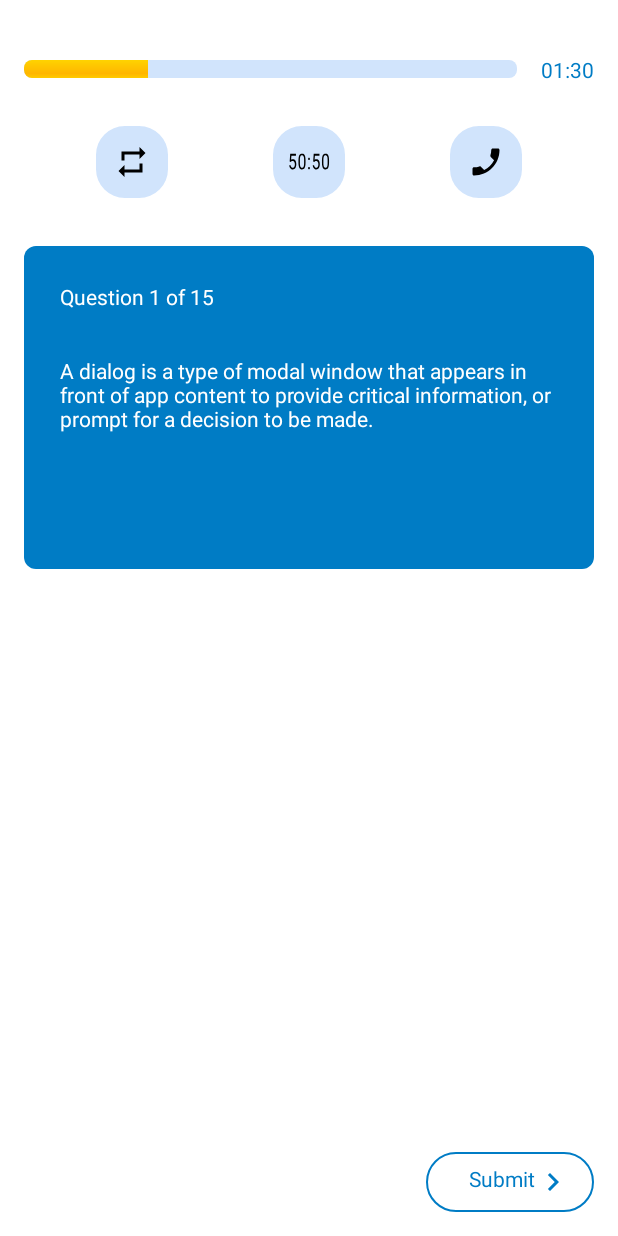
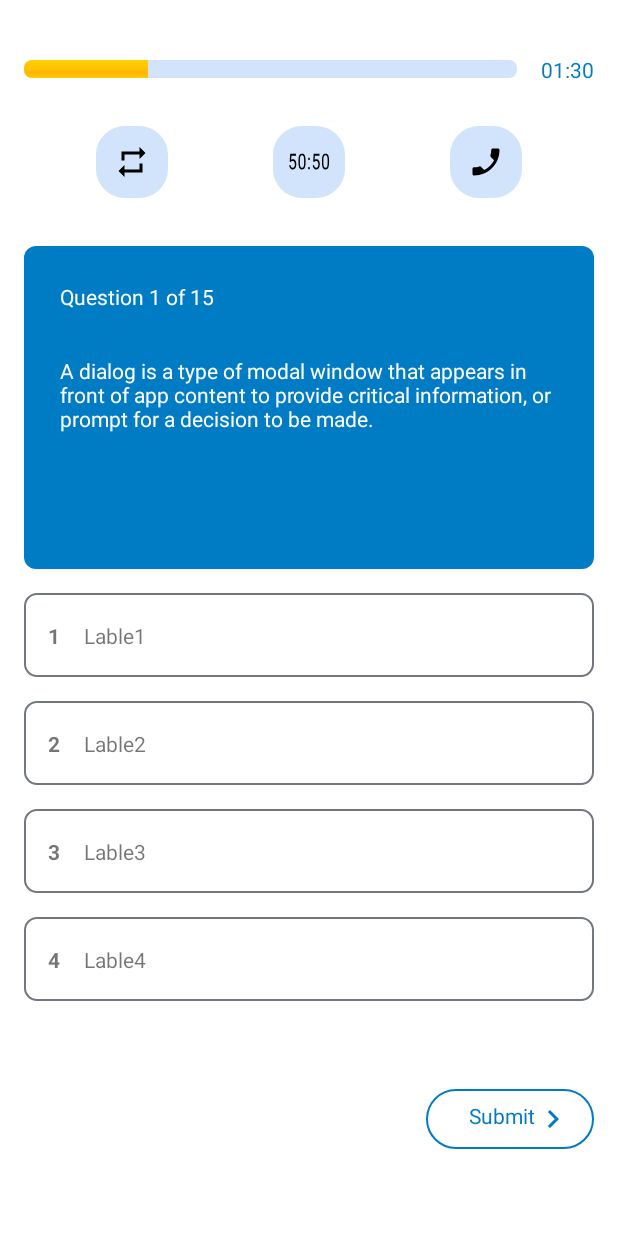
Before and after one commit to Salmon-family/One_Millon_Winner, an Android app: the GameFragment screen opened through its navigation route, on a phone screen of 412 x 824 dp. Run offline under Robolectric (Android 15) with nearby library versions, the phone set to English and light mode, and no system bars; our stand-ins replace RxJava, data binding; 3 statements that could not run were skipped.

Commit message:
add answer items and refactor names

```diff
--- a/app/src/main/java/com/example/onemillonwinner/util/BindingAdapter.kt
+++ b/app/src/main/java/com/example/onemillonwinner/util/BindingAdapter.kt
@@ -6,7 +6,7 @@ import androidx.databinding.BindingAdapter
 import com.example.onemillonwinner.R
 import com.example.onemillonwinner.data.enum.SelectAnswer
 
-@BindingAdapter(value = ["disableButton"])
+@BindingAdapter(value = ["app:disableButton"])
 fun disableButton(view: View, value: Boolean?) {
     if (value == true) {
         view.setBackgroundColor(ContextCompat.getColor(view.context, R.color.red_200))
@@ -16,7 +16,7 @@ fun disableButton(view: View, value: Boolean?) {
     }
 }
 
-@BindingAdapter(value = ["rawAnswersColor"])
+@BindingAdapter(value = ["app:rawAnswersColor"])
 fun rawAnswersColor(view: View, selectedAnswer: SelectAnswer?) {
     when (selectedAnswer) {
         SelectAnswer.UNSELECTED_ANSWER -> view.background = ContextCompat
--- a/app/src/main/res/layout/fragment_game.xml
+++ b/app/src/main/res/layout/fragment_game.xml
@@ -1,6 +1,5 @@
 <?xml version="1.0" encoding="utf-8"?>
-<layout
-    xmlns:android="http://schemas.android.com/apk/res/android"
+<layout xmlns:android="http://schemas.android.com/apk/res/android"
     xmlns:app="http://schemas.android.com/apk/res-auto">
 
     <data>
@@ -16,7 +15,7 @@
         android:padding="16dp">
 
         <ProgressBar
-            android:id="@+id/progressBar"
+            android:id="@+id/timer_progress_bar"
             style="@android:style/Widget.ProgressBar.Horizontal"
             android:layout_width="0dp"
             android:layout_height="12dp"
@@ -24,77 +23,77 @@
             android:layout_marginEnd="16dp"
             android:progress="25"
             android:progressBackgroundTint="#D1E4FC"
-            app:layout_constraintEnd_toStartOf="@+id/texTimer"
+            app:layout_constraintEnd_toStartOf="@+id/tex_timer"
             app:layout_constraintStart_toStartOf="parent"
             app:layout_constraintTop_toTopOf="parent" />
 
         <TextView
-            android:id="@+id/texTimer"
+            android:id="@+id/tex_timer"
             android:layout_width="wrap_content"
             android:layout_height="wrap_content"
             android:layout_gravity="center"
             android:text="01:30"
             android:textColor="#007CC5"
-            app:layout_constraintBottom_toBottomOf="@+id/progressBar"
+            app:layout_constraintBottom_toBottomOf="@+id/timer_progress_bar"
             app:layout_constraintEnd_toEndOf="parent"
-            app:layout_constraintTop_toTopOf="@+id/progressBar" />
+            app:layout_constraintTop_toTopOf="@+id/timer_progress_bar" />
 
         <com.google.android.material.imageview.ShapeableImageView
-            android:id="@+id/cardPhone"
+            android:id="@+id/phone_button"
             android:layout_width="48dp"
             android:layout_height="48dp"
             android:layout_marginTop="32dp"
             android:layout_marginEnd="48dp"
-            disableButton="@{gameViewModel.isHelpByFriends()}"
+            android:background="@color/blue_200"
             android:onClick="@{() -> gameViewModel.helpByFriends()}"
-            android:background="@color/blue_200"
             android:scaleType="center"
             android:src="@drawable/ic_phone"
-            app:layout_constraintEnd_toEndOf="@+id/cardView"
-            app:layout_constraintTop_toBottomOf="@+id/progressBar"
+            app:disableButton="@{gameViewModel.isHelpByFriends()}"
+            app:layout_constraintEnd_toEndOf="@+id/card_view"
+            app:layout_constraintTop_toBottomOf="@+id/timer_progress_bar"
             app:shapeAppearanceOverlay="@style/HelpButtonShapeable" />
 
         <com.google.android.material.imageview.ShapeableImageView
-            android:id="@+id/cardDeletOption"
+            android:id="@+id/delete_half_answer_button"
             android:layout_width="48dp"
             android:layout_height="48dp"
-            disableButton="@{gameViewModel.isDeleteHalfOfAnswers()}"
+            android:background="@color/blue_200"
             android:onClick="@{() -> gameViewModel.deleteHalfOfAnswers()}"
-            android:background="@color/blue_200"
             android:scaleType="center"
             android:src="@drawable/ic_fifty_fifty"
-            app:layout_constraintBottom_toBottomOf="@+id/cardPhone"
-            app:layout_constraintEnd_toStartOf="@+id/cardPhone"
-            app:layout_constraintStart_toEndOf="@+id/cardChangeQuestion"
-            app:layout_constraintTop_toTopOf="@+id/cardPhone"
+            app:disableButton="@{gameViewModel.isDeleteHalfOfAnswers()}"
+            app:layout_constraintBottom_toBottomOf="@+id/phone_button"
+            app:layout_constraintEnd_toStartOf="@+id/phone_button"
+            app:layout_constraintStart_toEndOf="@+id/change_question_button"
+            app:layout_constraintTop_toTopOf="@+id/phone_button"
             app:shapeAppearanceOverlay="@style/HelpButtonShapeable" />
 
         <com.google.android.material.imageview.ShapeableImageView
-            android:id="@+id/cardChangeQuestion"
+            android:id="@+id/change_question_button"
             android:layout_width="48dp"
             android:layout_height="48dp"
             android:layout_marginStart="48dp"
             android:background="@color/blue_200"
-            disableButton="@{gameViewModel.isChangeQuestion()}"
             android:onClick="@{() -> gameViewModel.changeQuestion()}"
             android:scaleType="center"
             android:src="@drawable/ic_repeat"
-            app:layout_constraintStart_toStartOf="@+id/cardView"
-            app:layout_constraintTop_toTopOf="@+id/cardDeletOption"
+            app:disableButton="@{gameViewModel.isChangeQuestion()}"
+            app:layout_constraintStart_toStartOf="@+id/card_view"
+            app:layout_constraintTop_toTopOf="@+id/delete_half_answer_button"
             app:shapeAppearanceOverlay="@style/HelpButtonShapeable" />
 
         <View
-            android:id="@+id/cardView"
+            android:id="@+id/card_view"
             android:layout_width="0dp"
             android:layout_height="215dp"
             android:layout_marginTop="32dp"
             android:background="@drawable/question_card_shape"
             app:layout_constraintEnd_toEndOf="parent"
             app:layout_constraintStart_toStartOf="parent"
-            app:layout_constraintTop_toBottomOf="@+id/cardDeletOption" />
+            app:layout_constraintTop_toBottomOf="@+id/delete_half_answer_button" />
 
         <TextView
-            android:id="@+id/textQuestionNumber"
+            android:id="@+id/text_question_number"
             android:layout_width="wrap_content"
             android:layout_height="wrap_content"
             android:layout_marginStart="16dp"
@@ -104,60 +103,188 @@
             android:paddingTop="8dp"
             android:text="Question 1 of 15"
             android:textColor="@color/white"
-            app:layout_constraintEnd_toEndOf="@+id/cardView"
+            app:layout_constraintEnd_toEndOf="@+id/card_view"
             app:layout_constraintHorizontal_bias="0.0"
-            app:layout_constraintStart_toStartOf="@+id/cardView"
-            app:layout_constraintTop_toTopOf="@+id/cardView" />
+            app:layout_constraintStart_toStartOf="@+id/card_view"
+            app:layout_constraintTop_toTopOf="@+id/card_view" />
 
         <TextView
-            android:id="@+id/textQuestion"
+            android:id="@+id/text_question"
             android:layout_width="332dp"
             android:layout_height="wrap_content"
             android:layout_gravity="center"
             android:layout_marginEnd="16dp"
             android:text="A dialog is a type of modal window that appears in front of app content to provide critical information, or prompt for a decision to be made."
             android:textColor="@color/white"
-            app:layout_constraintBottom_toBottomOf="@+id/cardView"
-            app:layout_constraintEnd_toEndOf="@+id/cardView"
-            app:layout_constraintStart_toStartOf="@+id/textQuestionNumber"
-            app:layout_constraintTop_toBottomOf="@+id/textQuestionNumber"
+            app:layout_constraintBottom_toBottomOf="@+id/card_view"
+            app:layout_constraintEnd_toEndOf="@+id/card_view"
+            app:layout_constraintStart_toStartOf="@+id/text_question_number"
+            app:layout_constraintTop_toBottomOf="@+id/text_question_number"
             app:layout_constraintVertical_bias="0.25" />
 
+        <View
+            android:id="@+id/item_one2"
+            android:layout_width="match_parent"
+            android:layout_height="56dp"
+            android:layout_marginTop="16dp"
+            android:background="@drawable/raw_unselected_answers_shape"
+            app:layout_constraintEnd_toEndOf="@+id/card_view"
+            app:layout_constraintStart_toStartOf="@+id/card_view"
+            app:layout_constraintTop_toBottomOf="@+id/card_view" />
 
-        <androidx.recyclerview.widget.RecyclerView
-            android:id="@+id/answer_question_recycler"
-            android:layout_width="match_parent"
-            android:layout_height="0dp"
-            android:layout_marginTop="16dp"
-            android:layout_marginBottom="16dp"
-            app:layout_constraintBottom_toTopOf="@+id/buttonSubmit"
+        <TextView
+            android:id="@+id/index_one"
+            android:layout_width="wrap_content"
+            android:layout_height="wrap_content"
+            android:layout_marginStart="16dp"
+            android:text="1"
+            android:textStyle="bold"
+            app:layout_constraintBottom_toBottomOf="@+id/item_one2"
+            app:layout_constraintStart_toStartOf="@+id/item_one2"
+            app:layout_constraintTop_toTopOf="@+id/item_one2" />
+
+        <TextView
+            android:id="@+id/answer_one"
+            android:layout_width="wrap_content"
+            android:layout_height="wrap_content"
+            android:layout_marginStart="16dp"
+            android:gravity="center_horizontal"
+            android:text="Lable1"
+            app:layout_constraintBottom_toBottomOf="@+id/index_one"
             app:layout_constraintEnd_toEndOf="parent"
-            app:layout_constraintStart_toStartOf="parent"
-            app:layout_constraintTop_toBottomOf="@+id/cardView" />
+            app:layout_constraintHorizontal_bias="0.0"
+            app:layout_constraintStart_toEndOf="@+id/index_one"
+            app:layout_constraintTop_toTopOf="@+id/index_one" />
 
         <View
-            android:id="@+id/buttonSubmit"
+            android:id="@+id/item_two"
+            android:layout_width="match_parent"
+            android:layout_height="56dp"
+            android:layout_marginTop="16dp"
+            android:background="@drawable/raw_unselected_answers_shape"
+            app:layout_constraintEnd_toEndOf="@+id/item_one2"
+            app:layout_constraintHorizontal_bias="0.0"
+            app:layout_constraintStart_toStartOf="@+id/item_one2"
+            app:layout_constraintTop_toBottomOf="@+id/item_one2" />
+
+        <TextView
+            android:id="@+id/index_two"
+            android:layout_width="wrap_content"
+            android:layout_height="wrap_content"
+            android:layout_marginStart="16dp"
+            android:text="2"
+            android:textStyle="bold"
+            app:layout_constraintBottom_toBottomOf="@+id/item_two"
+            app:layout_constraintStart_toStartOf="@+id/item_two"
+            app:layout_constraintTop_toTopOf="@+id/item_two" />
+
+        <TextView
+            android:id="@+id/answer_two"
+            android:layout_width="wrap_content"
+            android:layout_height="wrap_content"
+            android:layout_marginStart="16dp"
+            android:gravity="center_horizontal"
+            android:text="Lable2"
+            app:layout_constraintBottom_toBottomOf="@+id/index_two"
+            app:layout_constraintEnd_toEndOf="parent"
+            app:layout_constraintHorizontal_bias="0.0"
+            app:layout_constraintStart_toEndOf="@+id/index_two"
+            app:layout_constraintTop_toTopOf="@+id/index_two" />
+
+        <View
+            android:id="@+id/item_three"
+            android:layout_width="match_parent"
+            android:layout_height="56dp"
+            android:layout_marginTop="16dp"
+            android:background="@drawable/raw_unselected_answers_shape"
+            app:layout_constraintEnd_toEndOf="@+id/item_two"
+            app:layout_constraintHorizontal_bias="0.0"
+            app:layout_constraintStart_toStartOf="@+id/item_two"
+            app:layout_constraintTop_toBottomOf="@+id/item_two" />
+
+        <TextView
+            android:id="@+id/index_three"
+            android:layout_width="wrap_content"
+            android:layout_height="wrap_content"
+            android:layout_marginStart="16dp"
+            android:text="3"
+            android:textStyle="bold"
+            app:layout_constraintBottom_toBottomOf="@+id/item_three"
+            app:layout_constraintStart_toStartOf="@+id/item_three"
+            app:layout_constraintTop_toTopOf="@+id/item_three" />
+
+        <TextView
+            android:id="@+id/answer_three"
+            android:layout_width="wrap_content"
+            android:layout_height="wrap_content"
+            android:layout_marginStart="16dp"
+            android:gravity="center_horizontal"
+            android:text="Lable3"
+            app:layout_constraintBottom_toBottomOf="@+id/index_three"
+            app:layout_constraintEnd_toEndOf="parent"
+            app:layout_constraintHorizontal_bias="0.0"
+            app:layout_constraintStart_toEndOf="@+id/index_three"
+            app:layout_constraintTop_toTopOf="@+id/index_three" />
+
+        <View
+            android:id="@+id/item_four"
+            android:layout_width="match_parent"
+            android:layout_height="56dp"
+            android:layout_marginTop="16dp"
+            android:background="@drawable/raw_unselected_answers_shape"
+            app:layout_constraintEnd_toEndOf="@+id/card_view"
+            app:layout_constraintHorizontal_bias="1.0"
+            app:layout_constraintStart_toStartOf="@+id/item_three"
+            app:layout_constraintTop_toBottomOf="@+id/item_three" />
+
+        <TextView
+            android:id="@+id/index_four"
+            android:layout_width="wrap_content"
+            android:layout_height="wrap_content"
+            android:layout_marginStart="16dp"
+            android:text="4"
+            android:textStyle="bold"
+            app:layout_constraintBottom_toBottomOf="@+id/item_four"
+            app:layout_constraintStart_toStartOf="@+id/item_four"
+            app:layout_constraintTop_toTopOf="@+id/item_four" />
+
+        <TextView
+            android:id="@+id/answer_four"
+            android:layout_width="wrap_content"
+            android:layout_height="wrap_content"
+            android:layout_marginStart="16dp"
+            android:gravity="center_horizontal"
+            android:text="Lable4"
+            app:layout_constraintBottom_toBottomOf="@+id/index_four"
+            app:layout_constraintEnd_toEndOf="parent"
+            app:layout_constraintHorizontal_bias="0.0"
+            app:layout_constraintStart_toEndOf="@+id/index_four"
+            app:layout_constraintTop_toTopOf="@+id/index_four" />
+
+        <View
+            android:id="@+id/submit_button"
             android:layout_width="112dp"
             android:layout_height="40dp"
+            android:layout_marginTop="16dp"
             android:background="@drawable/submit_button_shape"
             app:layout_constraintBottom_toBottomOf="parent"
             app:layout_constraintEnd_toEndOf="parent"
             app:layout_constraintHorizontal_bias="1.0"
             app:layout_constraintStart_toStartOf="parent"
-             />
+            app:layout_constraintTop_toBottomOf="@+id/item_four" />
 
         <TextView
             android:layout_width="wrap_content"
             android:layout_height="wrap_content"
             android:layout_gravity="center"
-            android:drawableEnd="@drawable/ic_arrow_right"
-            android:text="Submit"
+            android:text="@string/submit"
             android:textColor="#007CC5"
-            app:layout_constraintBottom_toBottomOf="@+id/buttonSubmit"
-            app:layout_constraintEnd_toEndOf="@+id/buttonSubmit"
+            app:drawableEndCompat="@drawable/ic_arrow_right"
+            app:layout_constraintBottom_toBottomOf="@+id/submit_button"
+            app:layout_constraintEnd_toEndOf="@+id/submit_button"
             app:layout_constraintHorizontal_bias="0.65"
-            app:layout_constraintStart_toStartOf="@+id/buttonSubmit"
-            app:layout_constraintTop_toTopOf="@+id/buttonSubmit" />
+            app:layout_constraintStart_toStartOf="@+id/submit_button"
+            app:layout_constraintTop_toTopOf="@+id/submit_button" />
 
 
     </androidx.constraintlayout.widget.ConstraintLayout>
--- a/app/src/main/res/layout/raw_answers.xml
+++ b/app/src/main/res/layout/raw_answers.xml
@@ -11,7 +11,7 @@
     >
 
     <TextView
-        android:id="@+id/textView"
+        android:id="@+id/index_one"
         android:layout_width="wrap_content"
         android:layout_height="wrap_content"
         android:text="1"
@@ -21,15 +21,15 @@
         app:layout_constraintTop_toTopOf="parent" />
 
     <TextView
-        android:id="@+id/textFirstAnswer"
+        android:id="@+id/answer_one"
         android:layout_width="wrap_content"
         android:layout_height="wrap_content"
         android:layout_marginStart="16dp"
         android:gravity="center_horizontal"
         android:text="Lable1"
-        app:layout_constraintBottom_toBottomOf="@+id/textView"
+        app:layout_constraintBottom_toBottomOf="@+id/index_one"
         app:layout_constraintEnd_toEndOf="parent"
         app:layout_constraintHorizontal_bias="0.0"
-        app:layout_constraintStart_toEndOf="@+id/textView"
-        app:layout_constraintTop_toTopOf="@+id/textView" />
+        app:layout_constraintStart_toEndOf="@+id/index_one"
+        app:layout_constraintTop_toTopOf="@+id/index_one" />
 </androidx.constraintlayout.widget.ConstraintLayout>
--- a/app/src/main/res/values/strings.xml
+++ b/app/src/main/res/values/strings.xml
@@ -1,3 +1,4 @@
 <resources>
     <string name="app_name">One Millon Winner</string>
+    <string name="submit">Submit</string>
 </resources>
```
